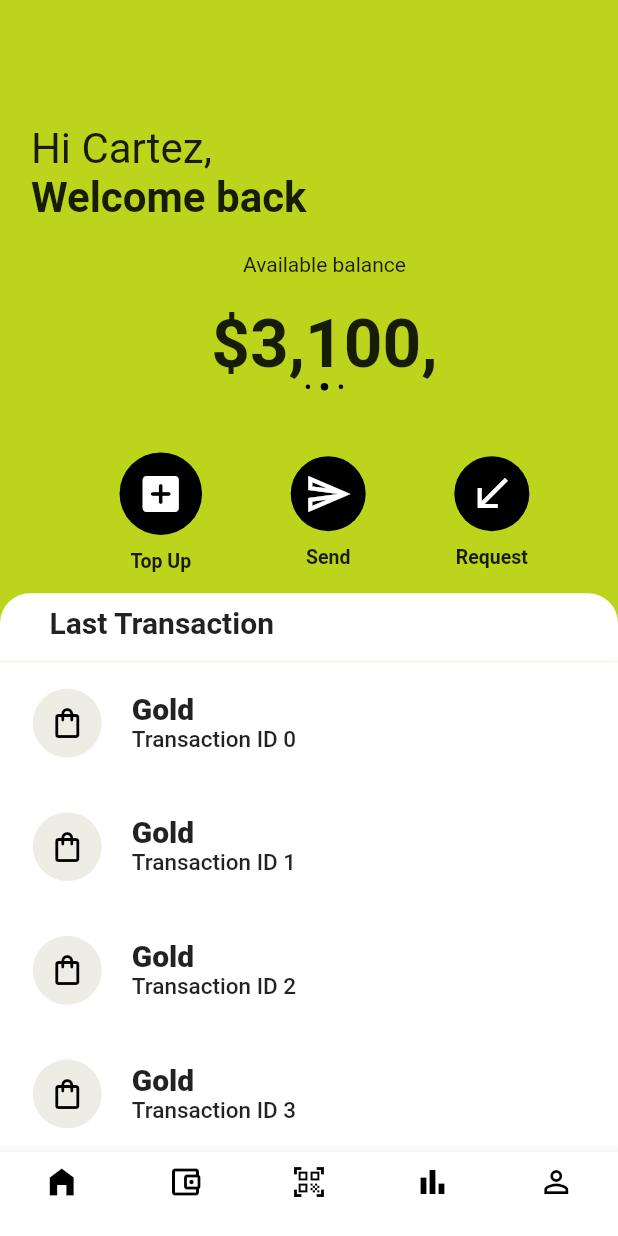
After one commit to dart-lightning/lndart.clnapp, a Flutter app: the home screen opened directly, on a phone screen of 412 x 824 dp. The commit adds this screen. Run offline on Flutter 3.47's test engine with Material 2 defaults, Android fonts, the phone set to English and light mode, and no system bars.

Commit message:
feat: Example App Home Page UI

```diff
--- /dev/null
+++ b/lib/home.dart
@@ -0,0 +1,279 @@
+import 'package:flutter/material.dart';
+import 'package:flutter/cupertino.dart';
+import 'package:flutter/rendering.dart';
+import 'package:flutter/widgets.dart';
+
+class home extends StatefulWidget {
+  @override
+  State<home> createState() => _homeState();
+}
+
+class _homeState extends State<home> {
+  // final CategoriesScroller categoriesScroller = CategoriesScroller();
+
+  ScrollController controller = ScrollController();
+
+  bool closeTopContainer = false;
+
+  double topContainer = 0;
+
+  @override
+  void initState() {
+    super.initState();
+    controller.addListener(() {
+      double value = controller.offset /300;
+      setState(() {
+        topContainer = value;
+        closeTopContainer = controller.offset > 0;
+      });
+    });
+  }
+
+  @override
+  Widget build(BuildContext context) {
+    final double categoryHeight = MediaQuery.of(context).size.height *0.48;
+    return SafeArea(
+      child: Scaffold(
+        backgroundColor: Color(0xFFBCD51C),
+        body: Container(
+          height: MediaQuery.of(context).size.height,
+          child: Column(
+            children: <Widget>[
+              AnimatedOpacity(
+                duration: const Duration(milliseconds: 120),
+                opacity: closeTopContainer ? 0 : 1,
+                child: AnimatedContainer(
+                    duration: const Duration(milliseconds: 1000),
+                    width: MediaQuery.of(context).size.width,
+                    alignment: Alignment.topCenter,
+                    height: closeTopContainer ? 0 : categoryHeight,
+                    child: Container(
+                      padding: EdgeInsets.only(left: MediaQuery.of(context).size.width*0.05),
+                      color: Color(0xFFBCD51C),
+                      width: MediaQuery.of(context).size.width,
+                      child: Column(
+                        children: [
+                          SizedBox(
+                            height: MediaQuery.of(context).size.height*0.1,
+                          ),
+                          Container(
+                            alignment: Alignment.centerLeft,
+                              child: Text("Hi Cartez,",style: TextStyle(fontSize: 28),)
+                          ),
+                          Container(
+                              alignment: Alignment.centerLeft,
+                              child:Text("Welcome back",style: TextStyle(fontSize: 28,fontWeight: FontWeight.bold),),
+                          ),
+                          SizedBox(
+                            height: 20,
+                          ),
+                          Text("Available balance",style: TextStyle(fontSize: 14),),
+                          SizedBox(
+                            height: 18,
+                          ),
+                          Text("\$3,100,",style: TextStyle(fontSize: 45,fontWeight: FontWeight.bold),),
+                          Row(
+                            mainAxisAlignment: MainAxisAlignment.center,
+                            children: [
+                              Container(
+                                height: 3,
+                                width: 3,
+                                decoration: BoxDecoration(
+                                  shape: BoxShape.circle,
+                                  color: Colors.black,
+                                ),
+                              ),
+                              SizedBox(
+                                width: 7,
+                              ),
+                              Container(
+                                height: 5,
+                                width: 5,
+                                decoration: BoxDecoration(
+                                  shape: BoxShape.circle,
+                                  color: Colors.black,
+                                ),
+                              ),
+                              SizedBox(
+                                width: 7,
+                              ),
+                              Container(
+                                height: 3,
+                                width: 3,
+                                decoration: BoxDecoration(
+                                  shape: BoxShape.circle,
+                                  color: Colors.black,
+                                ),
+                              ),
+                            ],
+                          ),
+                          SizedBox(
+                            height: MediaQuery.of(context).size.height*0.05,
+                          ),
+                          Row(
+                            mainAxisAlignment: MainAxisAlignment.spaceEvenly,
+                            children: [
+                              Column(
+                                children: [
+                                  Container(
+                                    height: 55,
+                                    width: 55,
+                                    decoration: BoxDecoration(
+                                      shape: BoxShape.circle,
+                                      color: Colors.black,
+                                    ),
+                                    child:Icon(Icons.add_box_rounded, color: Colors.white,size: 32,),
+                                    alignment: Alignment.center,
+                                  ),
+                                  SizedBox(
+                                    height: 10,
+                                  ),
+                                  Text("Top Up",style: TextStyle(fontSize: 13,fontWeight: FontWeight.bold),),
+                                ],
+                              ),
+                              Column(
+                                children: [
+                                  Container(
+                                    height: 50,
+                                    width: 50,
+                                    decoration: BoxDecoration(
+                                      shape: BoxShape.circle,
+                                      color: Colors.black,
+                                    ),
+                                    child: Icon(Icons.send_outlined, color: Colors.white,size: 32,),
+                                    alignment: Alignment.center,
+                                  ),
+                                  SizedBox(
+                                    height: 10,
+                                  ),
+                                  Text("Send",style: TextStyle(fontSize: 13,fontWeight: FontWeight.bold),),
+                                ],
+                              ),
+                              Column(
+                                children: [
+                                  Container(
+                                    height: 50,
+                                    width: 50,
+                                    decoration: BoxDecoration(
+                                      shape: BoxShape.circle,
+                                      color: Colors.black,
+                                    ),
+                                    child: Icon(Icons.call_received_outlined, color: Colors.white,size: 32,),
+                                    alignment: Alignment.center,
+                                  ),
+                                  SizedBox(
+                                    height: 10,
+                                  ),
+                                  Text("Request",style: TextStyle(fontSize: 13,fontWeight: FontWeight.bold),),
+                                ],
+                              ),
+                            ],
+                          )
+                        ],
+                      ),
+                    )
+                ),
+              ),
+              Container(
+                decoration: BoxDecoration(
+                  color: Colors.white,
+                  borderRadius: BorderRadius.only(topLeft:  Radius.circular(20),topRight:  Radius.circular(20)),
+                ),
+                width: MediaQuery.of(context).size.width,
+                height: MediaQuery.of(context).size.height*0.055,
+                child: Padding(
+                  padding: EdgeInsets.fromLTRB(MediaQuery.of(context).size.width*0.08, MediaQuery.of(context).size.height*0.01, 0,0),
+                  child: Text("Last Transaction",style: TextStyle(fontSize: 20,fontWeight: FontWeight.bold),),
+                ),
+              ),
+              Expanded(
+                  child: Container(
+                    color: Colors.white,
+                    child: ListView.builder(
+                        controller: controller,
+                        itemCount: 50,
+                        itemBuilder: (context, index) {
+                          double scale = 1.0;
+                          if (topContainer >0.5) {
+                            scale = index + 0.5 - topContainer;
+                            if (scale < 0) {
+                              scale = 0;
+                            } else if (scale > 1) {
+                              scale = 1;
+                            }
+                          }
+                          return Opacity(
+                            opacity: scale,
+                            child: Align(
+                                alignment: Alignment.topCenter,
+                                child: Container(
+                                  padding: EdgeInsets.only(left: MediaQuery.of(context).size.width*0.053),
+                                    height: MediaQuery.of(context).size.height *0.1,
+                                    width: MediaQuery.of(context).size.width,
+                                    child: Row(
+                                      children: [
+                                        Container(
+                                          height: 46,
+                                          width: 46,
+                                          decoration: BoxDecoration(
+                                            shape: BoxShape.circle,
+                                            color: Color(0xFFEDEDE6),
+                                          ),
+                                          child: Icon(Icons.shopping_bag_outlined, color: Colors.black,),
+                                          alignment: Alignment.center,
+                                        ),
+                                        Padding(
+                                          padding: EdgeInsets.only(left: 20,top: 20),
+                                          child: Column(
+                                            crossAxisAlignment: CrossAxisAlignment.start,
+                                            children: [
+                                              Text("Gold",style: TextStyle(fontSize: 20,fontWeight: FontWeight.w900),),
+                                              Text("Transaction ID $index",style: TextStyle(fontSize: 15,fontWeight: FontWeight.w500),),
+                                            ],
+                                          ),
+                                        ),
+                                      ],
+                                    )
+                                )
+                            ),
+                          );
+                        }),
+                  )),
+            ],
+          ),
+        ),
+        bottomNavigationBar: BottomNavigationBar(
+          currentIndex: 0,
+          selectedItemColor: Colors.black,
+          backgroundColor: Colors.white,
+          type: BottomNavigationBarType.fixed,
+          onTap: (int index) {
+
+          },
+            items:[
+              BottomNavigationBarItem(
+                icon: Icon(Icons.home_filled, color: Colors.black,),
+                label: '',
+              ),
+              BottomNavigationBarItem(
+                icon: Icon(Icons.account_balance_wallet_outlined, color: Colors.black,),
+                label: '',
+              ),
+              BottomNavigationBarItem(
+                icon: Icon(Icons.qr_code_scanner, color: Colors.black,),
+                label: '',
+              ),
+              BottomNavigationBarItem(
+                icon: Icon(Icons.bar_chart, color: Colors.black,),
+                label: '',
+              ),
+              BottomNavigationBarItem(
+                icon: Icon(Icons.perm_identity, color: Colors.black,),
+                label: '',
+              ),
+            ],
+        ),
+      ),
+    );
+  }
+}
--- a/lib/main.dart
+++ b/lib/main.dart
@@ -1,4 +1,4 @@
-import 'package:clnapp/views/home_view.dart';
+import 'package:clnapp/home.dart';
 import 'package:flutter/material.dart';
 
 void main() {
@@ -53,9 +53,9 @@ class _MyHomePageState extends State<MyHomePage> {
         ),
       ),
       floatingActionButton: FloatingActionButton(
-        onPressed: () {
-          Navigator.pushReplacement(
-              context, MaterialPageRoute(builder: (context) => HomeView()));
+        onPressed: (){
+          Navigator.pushReplacement(context,
+              MaterialPageRoute(builder: (context) => home()));
         },
         tooltip: 'Increment',
         child: const Icon(Icons.add),
```
